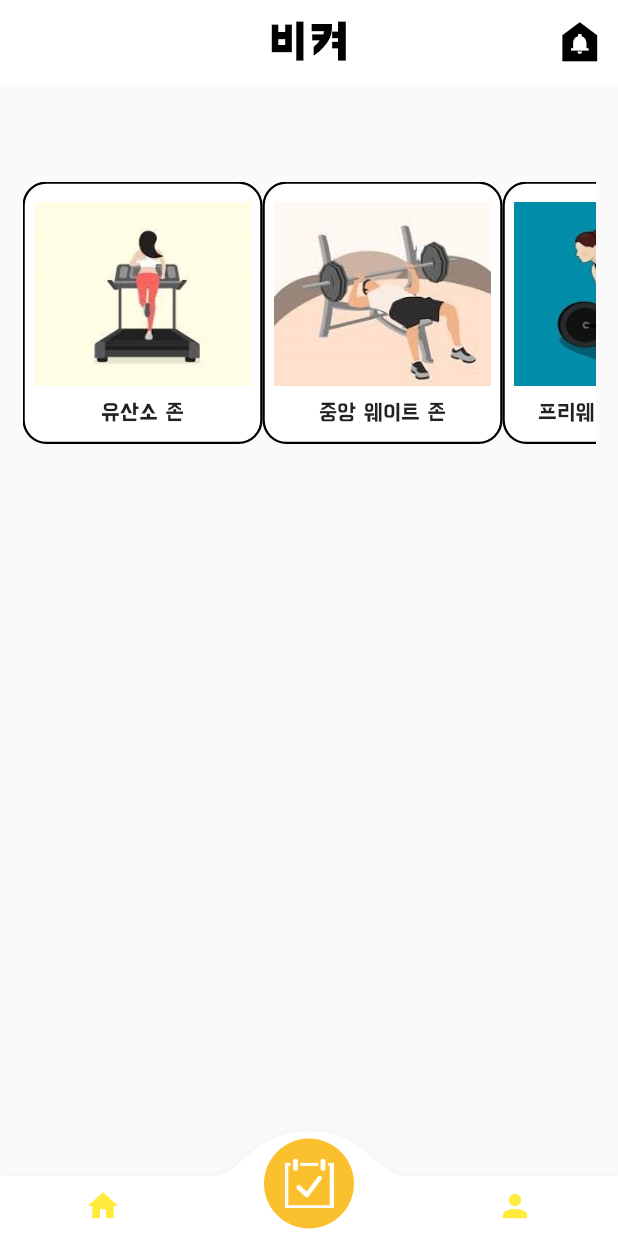
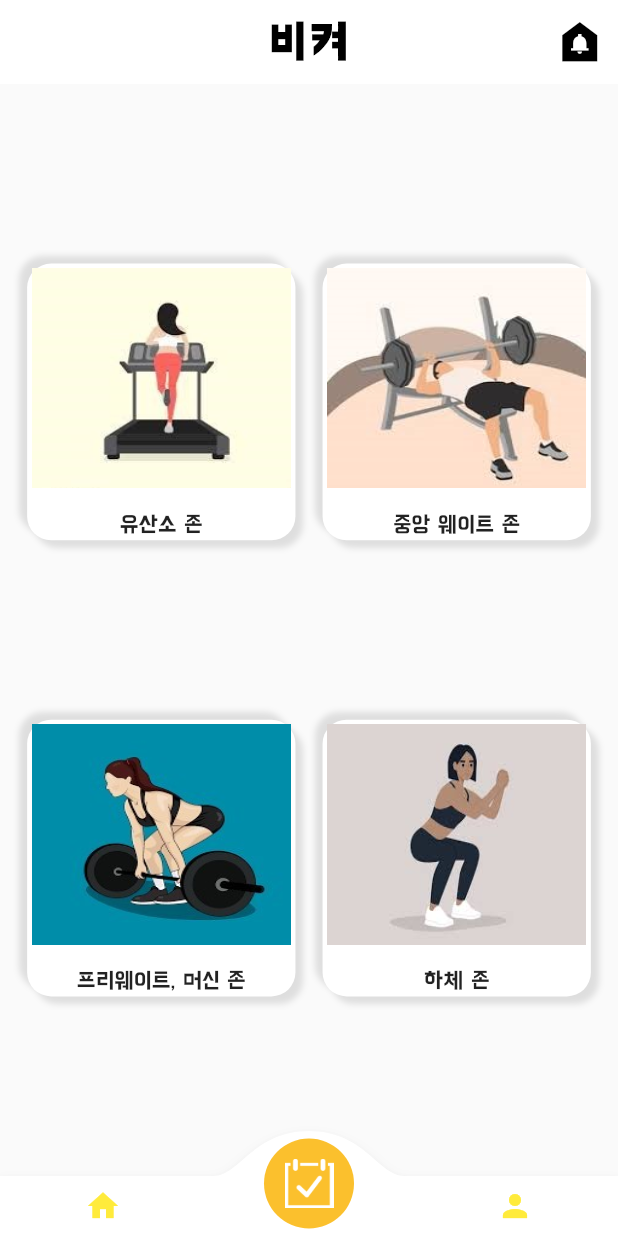
Before and after one commit to whl0526/MoveOut_Application, a Flutter app: the screen it shows after launch, item 2 of the bottom bar chosen, on a phone screen of 412 x 824 dp. Run offline on Flutter 3.47's test engine with Material 2 defaults, Android fonts, the phone set to English and light mode, and no system bars; drawn by our look-alikes of convex_bottom_bar; our stand-ins replace table_calendar, timer_builder; missing offline and left inert: day_night_time_picker, flutter_timetable_view; network calls fail.

Commit message:
add icons_jpg change reservation.dart design

```diff
--- a/lib/view/reservation.dart
+++ b/lib/view/reservation.dart
@@ -17,22 +17,12 @@ class _Reservation extends State<Reservation> {
   @override
   Widget build(BuildContext context) {
     return Scaffold(
-
-      body: Column(
-
-         // crossAxisAlignment: CrossAxisAlignment.center,
-          children: <Widget>[
-
-            SizedBox(
-              height: 50,
-            ),
-            Container(
-
-              height:175,
-              margin: EdgeInsets.all(15),
-
-              child:ListView(
-                scrollDirection: Axis.horizontal,
+      body: Container(
+          child:Column(
+            mainAxisAlignment: MainAxisAlignment.spaceEvenly,
+            children: [
+              Row(
+                    mainAxisAlignment: MainAxisAlignment.spaceEvenly,
                     children: [
                       InkWell(
                         onTap: () async{
@@ -46,8 +36,13 @@ class _Reservation extends State<Reservation> {
                                 MaterialPageRoute(builder: (context) => work_out(space_name:'중앙 웨이트')));
                           },
                         child:  buildCategory("images/bench.jpg", "중앙 웨이트 존"),
-
-                  ),InkWell(
+                      ),
+                    ],
+                  ),
+              Row(
+                mainAxisAlignment: MainAxisAlignment.spaceEvenly,
+                children: [
+                  InkWell(
                     onTap: () async{
                       final res = await Navigator.push(context,
                           MaterialPageRoute(builder: (context) => work_out(space_name:'프리웨이트, 머신')));
@@ -63,22 +58,33 @@ class _Reservation extends State<Reservation> {
                   ),
                 ],
               ),
+            ],
           ),
-          ],
             ),
     );
   }
 
     Widget buildCategory(String imageUrl, String title) {
       return Container(
-        width: 160,
+        width: (MediaQuery.of(context).size.width-90)/1.8,
         decoration: BoxDecoration(
-          border: Border.all(width: 1.5),
           borderRadius: BorderRadius.circular(16),
           color:Colors.white,
+          boxShadow: [
+            BoxShadow(
+              blurRadius:3,
+              offset: Offset(5,5),
+              color: Colors.grey.withOpacity(0.3),
+            ),
+            BoxShadow(
+              blurRadius:3,
+              offset: Offset(-5,-5),
+              color: Colors.grey.withOpacity(0.3),
+            ),
+          ],
         ),
         child: Padding(
-          padding: const EdgeInsets.all(6.0),
+          padding: const EdgeInsets.all(3.0),
           child: Column(
             mainAxisAlignment: MainAxisAlignment.center,
             children: [
@@ -87,7 +93,7 @@ class _Reservation extends State<Reservation> {
                 aspectRatio: 1 / 0.85,
               ),
               SizedBox(
-                height: 10,
+                height:MediaQuery.of(context).size.height/50,
               ),
               Text(title),
             ],
```
Also changed, not shown: icons/스탭퍼.jpg (added), icons/싸이클.jpg (added). Lines whose indentation alone changed are shown as unchanged.
